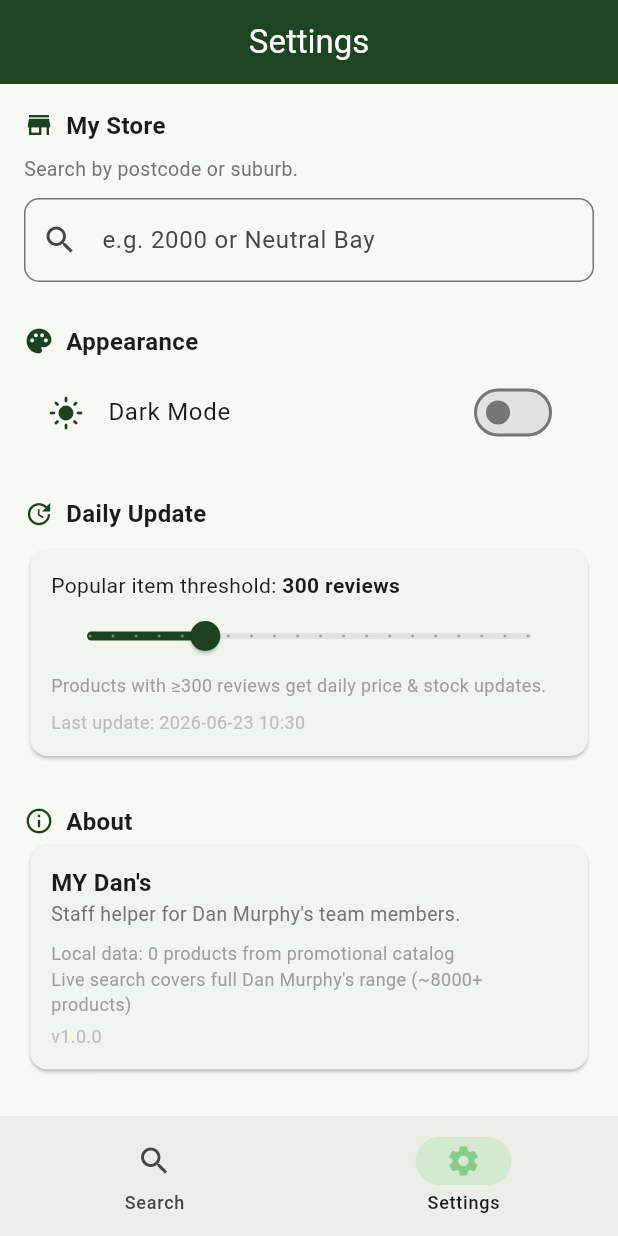
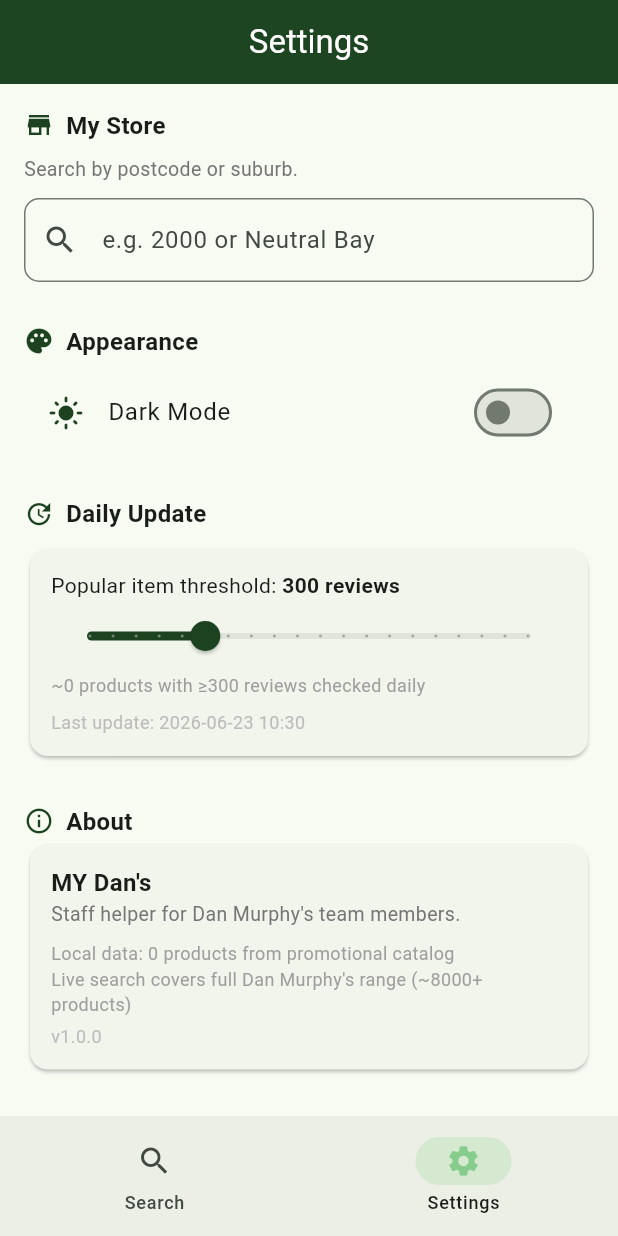
Before and after one commit to CalvFletch/MY-dans, a Flutter app: the screen it shows after launch, item 2 of the bottom bar chosen, on a phone screen of 412 x 824 dp. Run offline on Flutter 3.47's test engine with Material 3 defaults, Android fonts, the phone set to English and light mode, and no system bars; our stand-ins replace fl_chart, flutter_svg, shared_preferences; missing offline and left inert: mobile_scanner; network calls fail.

Commit message:
Slider shows estimated product count, daily check includes new products + popular items

```diff
--- a/lib/screens/settings_screen.dart
+++ b/lib/screens/settings_screen.dart
@@ -41,11 +41,15 @@
   Future<void> _loadDailyInfo() async {
     final t = await BackgroundUpdater.getReviewThreshold();
     final last = await BackgroundUpdater.getLastRun();
+    final count = await BackgroundUpdater.estimateProductCount(t);
     setState(() {
       _reviewThreshold = t;
       _lastDailyRun = last;
+      _estimatedCount = count;
     });
   }
+
+  int _estimatedCount = 0;
 
   Future<void> _loadStore() async {
     final id = await CacheService.getStoreNo();
@@ -237,11 +241,15 @@
                     value: _reviewThreshold.toDouble(),
                     min: 50, max: 1000, divisions: 19,
                     label: '$_reviewThreshold',
-                    onChanged: (v) => setState(() => _reviewThreshold = v.round()),
+                    onChanged: (v) async {
+                      setState(() => _reviewThreshold = v.round());
+                      final count = await BackgroundUpdater.estimateProductCount(v.round());
+                      setState(() => _estimatedCount = count);
+                    },
                     onChangeEnd: (v) => BackgroundUpdater.setReviewThreshold(v.round()),
                   ),
                   Text(
-                    'Products with ≥$_reviewThreshold reviews get daily price & stock updates.',
+                    '~$_estimatedCount products with ≥$_reviewThreshold reviews checked daily',
                     style: TextStyle(color: Colors.grey[500], fontSize: 12),
                   ),
                   const SizedBox(height: 8),
--- a/lib/services/background_service.dart
+++ b/lib/services/background_service.dart
@@ -183,4 +183,18 @@
     final s = prefs.getString(_lastRunKey);
     return s != null ? DateTime.tryParse(s) : null;
   }
+
+  /// Estimate how many cached products have ≥N reviews
+  static Future<int> estimateProductCount(int threshold) async {
+    final prefs = await SharedPreferences.getInstance();
+    final cacheRaw = prefs.getString('product_cache') ?? '{}';
+    final Map<String, dynamic> cache = json.decode(cacheRaw) as Map<String, dynamic>;
+    int count = 0;
+    for (final entry in cache.values) {
+      final p = entry as Map<String, dynamic>;
+      final reviews = p['totalReviewCount'] as int? ?? 0;
+      if (reviews >= threshold) count++;
+    }
+    return count;
+  }
 }
```
